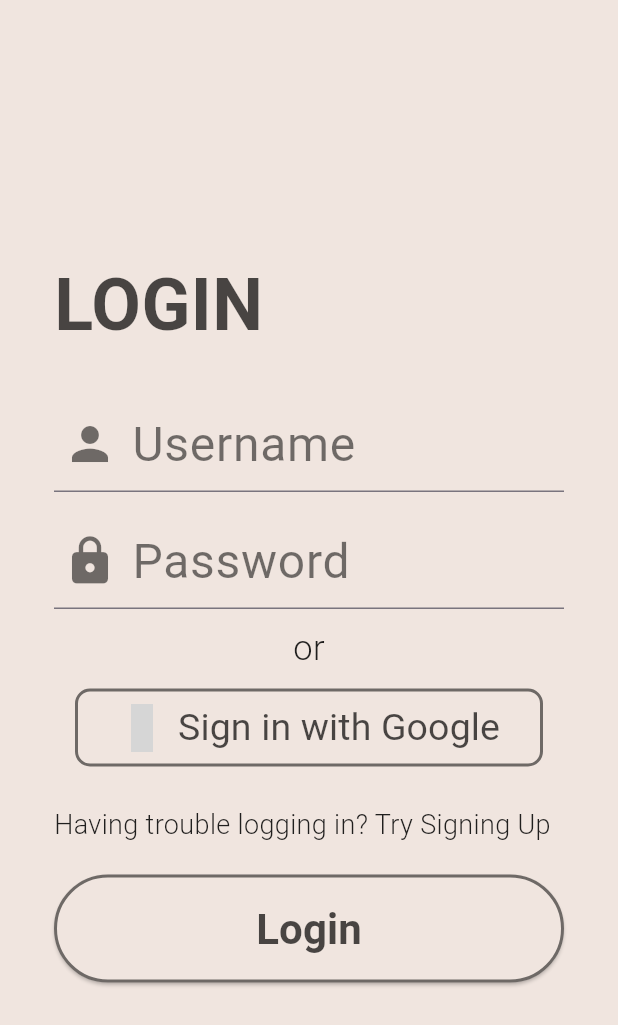
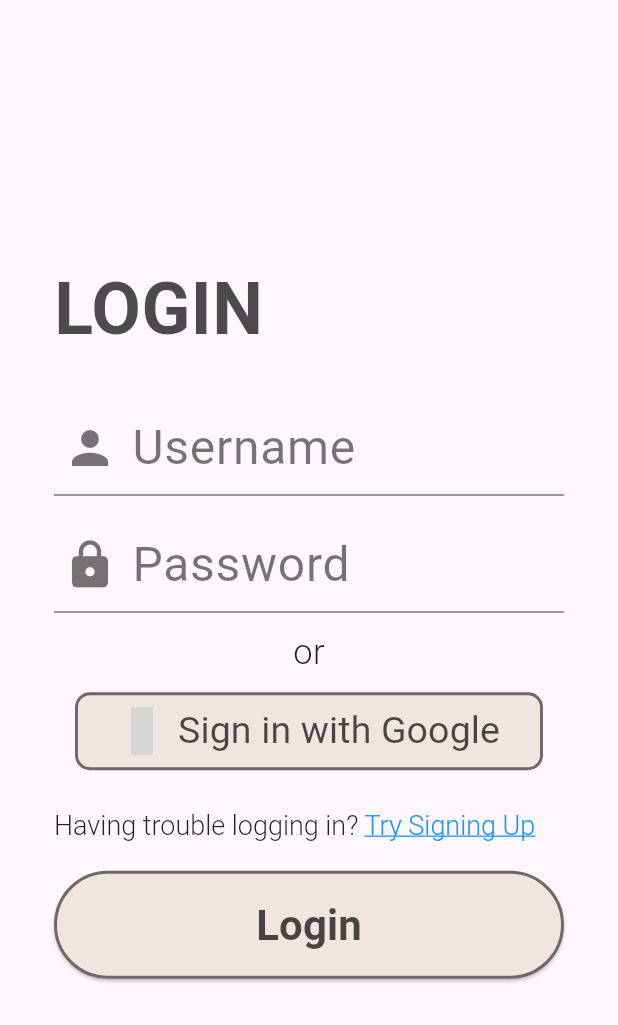
Before and after one commit to wreckage0907/Penny, a Flutter app: the screen it shows after launch, on a phone screen of 412 x 824 dp. Shown: the top 1025 px of the screen. Run offline on Flutter 3.47's test engine with Material 3 defaults, Android fonts, the light colour scheme and no system bars; our stand-ins replace material_design_icons_flutter; grey boxes are pictures that could not be loaded.

Commit message:
Login Screen Updated + Signup Page

```diff
--- a/mobile/lib/login/login.dart
+++ b/mobile/lib/login/login.dart
@@ -1,4 +1,5 @@
 import 'package:flutter/material.dart';
+import 'package:flutter/gestures.dart'; // Add this line to import the gesture_detector.dart file
 import 'package:mobile/login/login_page_buttons.dart';
 import 'package:mobile/login/login_page_input_fields.dart';
 
@@ -7,19 +8,14 @@ class LoginPage extends StatelessWidget {
 
   @override
   Widget build(BuildContext context) {
-    return MaterialApp(
-      debugShowCheckedModeBanner: false,
-      theme: ThemeData(
-        scaffoldBackgroundColor: const Color.fromARGB(255, 240, 229, 223),
-      ),
-      home: const Scaffold(
+    return Scaffold(
       body: Padding(
-          padding: EdgeInsets.all(36),
+        padding: const EdgeInsets.all(36),
         child: Column(
           mainAxisAlignment: MainAxisAlignment.center,
           crossAxisAlignment: CrossAxisAlignment.start,
           children: [
-              Text(
+            const Text(
               'LOGIN',
               style: TextStyle(
                 fontSize: 48,
@@ -27,37 +23,51 @@ class LoginPage extends StatelessWidget {
                 color: Color.fromRGBO(0, 0, 0, 0.7),
               ),
             ),
-              SizedBox(height: 26),
-              UsernameField(),
-              SizedBox(height: 14),
-              PasswordField(),
-              SizedBox(height: 10),
-              Center(
+            const SizedBox(height: 26),
+            const UsernameField(),
+            const SizedBox(height: 14),
+            const PasswordField(),
+            const SizedBox(height: 10),
+            const Center(
               child: Text(
                 'or',
                 style: TextStyle(
                   fontSize: 23,
                   fontWeight: FontWeight.w300,
                   color: Colors.black87,
-                  )
                 ),
               ),
-              SizedBox(height: 10),
-              SignInWithGoogleButton(),
-              SizedBox(height: 26),
-              Text(
-                'Having trouble logging in? Try Signing Up',
-                style: TextStyle(
+            ),
+            const SizedBox(height: 10),
+            const SignInWithGoogleButton(),
+            const SizedBox(height: 26),
+            RichText(
+              text: TextSpan(
+                style: const TextStyle(
                   fontSize: 18,
                   fontWeight: FontWeight.w300,
                   color: Colors.black87,
-                )
                 ),
-              SizedBox(height: 20),
-              LoginButton(),
+                children: [
+                  const TextSpan(text: 'Having trouble logging in? '),
+                  TextSpan(
+                    text: 'Try Signing Up',
+                    style: const TextStyle(
+                      color: Colors.blue,
+                      decoration: TextDecoration.underline,
+                    ),
+                    recognizer: TapGestureRecognizer()
+                      ..onTap = () {
+                        Navigator.pushNamed(context, '/signup');
+                      },
+                  ),
                 ],
               ),
-        )
+            ),
+            const SizedBox(height: 20),
+            const LoginButton(),
+          ],
+        ),
       ),
     );
   }
--- a/mobile/lib/main.dart
+++ b/mobile/lib/main.dart
@@ -1,5 +1,6 @@
 import 'package:flutter/material.dart';
 import './login/login.dart';
+import './signup/signup.dart';
 
 void main(){
   runApp(const MyApp());
@@ -16,6 +17,7 @@
       initialRoute: '/login',
       routes: {
         '/login': (context) => const LoginPage(),
+        '/signup': (context) => const SignUp(),
       },
     );
   }
--- /dev/null
+++ b/mobile/lib/signup/signup.dart
@@ -0,0 +1,15 @@
+import 'package:flutter/material.dart';
+
+class SignUp extends StatefulWidget {
+  const SignUp({super.key});
+
+  @override
+  State<SignUp> createState() => _SignUpState();
+}
+
+class _SignUpState extends State<SignUp> {
+  @override
+  Widget build(BuildContext context) {
+    return Container();
+  }
+}
```
Lines whose indentation alone changed are shown as unchanged.
